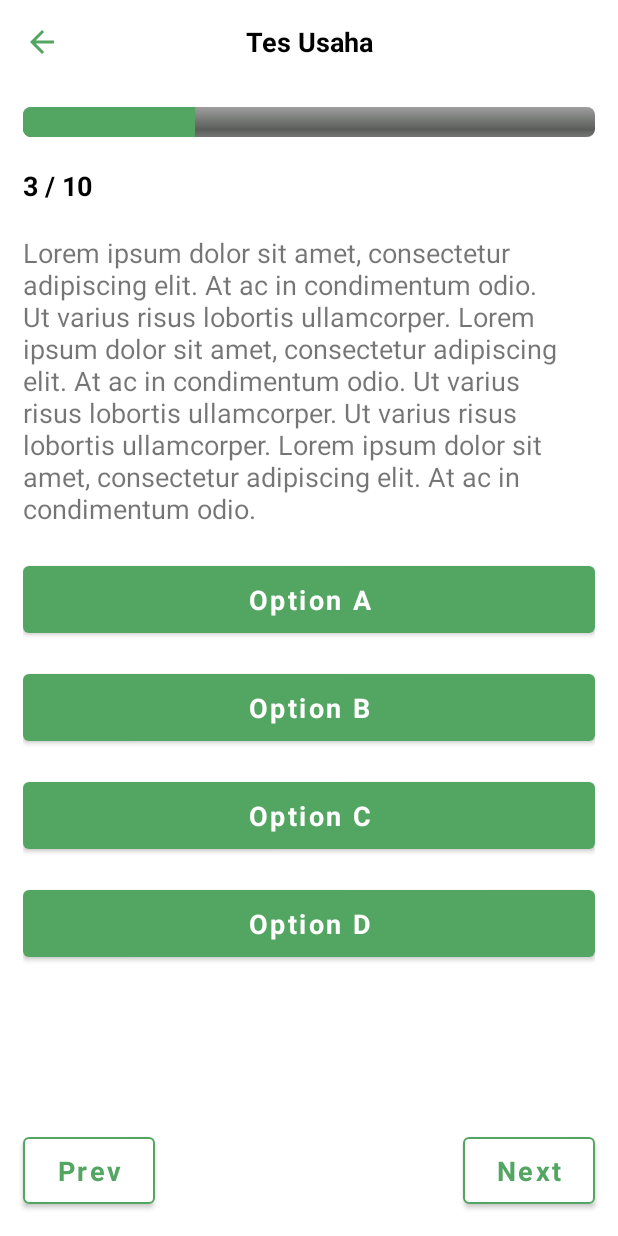
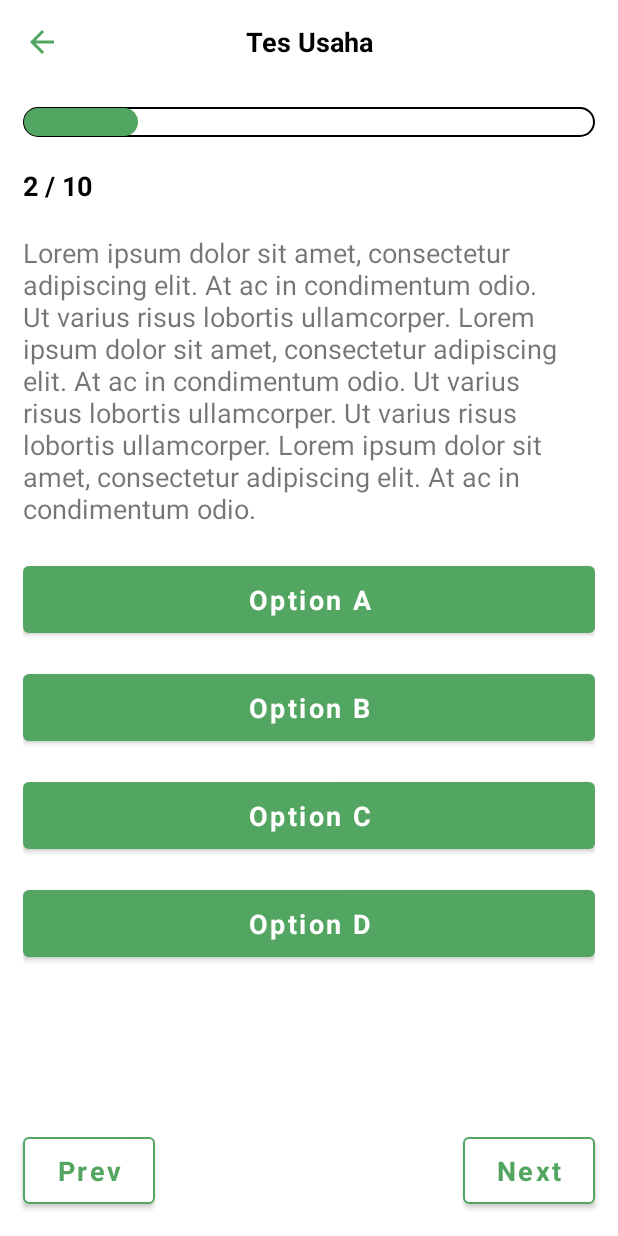
Before and after one commit to bakharaalief/Busaha-App, an Android app: the BusinessTestActivity screen opened directly, with no data from a screen before it, after a tap on "Option B", on a phone screen of 412 x 824 dp. Run offline under Robolectric (Android 15) with nearby library versions, the phone set to English and light mode, and no system bars; Roboto replaces fonts that are not available here; 2 other taps on this screen came first.

Commit message:
change button in home frag, change progress bar inside test frag, and when push check again button back to test number 1

```diff
--- a/app/src/main/java/com/busaha/busahaapp/presentation/business_test/BusinessTestActivity.kt
+++ b/app/src/main/java/com/busaha/busahaapp/presentation/business_test/BusinessTestActivity.kt
@@ -36,15 +36,13 @@
     }
 
     private fun setFragment() {
-
         val mFragmentManager = supportFragmentManager
         val mTestFragment = TestFragment()
 
-//        val mBundle = Bundle()
-//        mBundle.putInt(TestFragment.MAX_TEST, 10)
-//        mBundle.putInt(TestFragment.CURRENT_TEST, 0)
-//        mTestFragment.arguments = mBundle
+        val mBundle = Bundle()
+        mBundle.putInt(TestFragment.MAX_TEST, 10)
 
+        mTestFragment.arguments = mBundle
         mFragmentManager
             .beginTransaction()
             .add(
--- a/app/src/main/java/com/busaha/busahaapp/presentation/business_test/TestFragment.kt
+++ b/app/src/main/java/com/busaha/busahaapp/presentation/business_test/TestFragment.kt
@@ -14,9 +14,9 @@
 
     private lateinit var binding: FragmentTestBinding
 
-    private var maxTest = 10
+    private var startTest = 1
+    private var maxTest = 0
     private var currentTest = 1
-    private var startTest = 1
 
     override fun onCreateView(
         inflater: LayoutInflater, container: ViewGroup?,
@@ -30,10 +30,15 @@
     override fun onViewCreated(view: View, savedInstanceState: Bundle?) {
         super.onViewCreated(view, savedInstanceState)
 
+        maxTest = arguments?.getInt(MAX_TEST, 1) ?: 1
+
         //quiz progress, number, and text
         binding.testProgress.max = maxTest
         binding.testProgress.progress = currentTest
         binding.testNumberText.text = "$currentTest".plus(" / $maxTest")
+
+        //visible prev button
+        binding.prevBtn.visibility = if (currentTest == startTest) View.GONE else View.VISIBLE
 
         //option button
         binding.testOptionABtn.setOnClickListener(this)
@@ -84,18 +89,27 @@
     private fun updateTest() {
         binding.testNumberText.text = "$currentTest".plus(" / $maxTest")
         binding.testProgress.progress = currentTest
+        binding.prevBtn.visibility = if (currentTest == startTest) View.GONE else View.VISIBLE
     }
 
     private fun toConfirmFrag() {
+        val mFragmentManager = parentFragmentManager
         val mConfirmFragment = ConfirmFragment()
-        val mFragmentManager = parentFragmentManager
+
+        val mBundle = Bundle()
+        mBundle.putInt(MAX_TEST, maxTest)
+        mConfirmFragment.arguments = mBundle
+
         mFragmentManager.beginTransaction().apply {
             replace(
                 R.id.test_fragment_container,
                 mConfirmFragment
             )
-            addToBackStack(null)
             commit()
         }
     }
+
+    companion object {
+        const val MAX_TEST = "max_test"
+    }
 }
--- /dev/null
+++ b/app/src/main/res/drawable/my_progress_bar.xml
@@ -0,0 +1,25 @@
+<?xml version="1.0" encoding="utf-8"?>
+<layer-list xmlns:android="http://schemas.android.com/apk/res/android">
+    <item android:id="@android:id/background">
+        <shape>
+            <corners android:radius="10dp"/>
+            <solid android:color="@color/white"/>
+            <stroke android:color="@color/black" android:width="1dp" />
+        </shape>
+    </item>
+
+    <item android:id="@android:id/progress"
+        android:top="1dp"
+        android:bottom="1dp"
+        android:right="1dp"
+        android:left="1dp">
+        <clip>
+            <scale android:scaleWidth="100%" >
+                <shape>
+                    <corners android:radius="10dp"/>
+                    <solid android:color="@color/green_primary"/>
+                </shape>
+            </scale>
+        </clip>
+    </item>
+</layer-list>
--- a/app/src/main/res/layout/activity_business_result.xml
+++ b/app/src/main/res/layout/activity_business_result.xml
@@ -27,7 +27,7 @@
         android:id="@+id/imageView3"
         android:layout_width="200dp"
         android:layout_height="180dp"
-        android:layout_marginBottom="15dp"
+        android:layout_marginBottom="20dp"
         android:contentDescription="@string/result_image_desc"
         android:src="@drawable/ic_bro"
         app:layout_constraintBottom_toTopOf="@+id/textView3"
@@ -40,7 +40,7 @@
         style="@style/DescriptionTheme"
         android:layout_width="280dp"
         android:layout_height="wrap_content"
-        android:layout_marginBottom="15dp"
+        android:layout_marginBottom="20dp"
         android:text="@string/result_desc"
         app:layout_constraintBottom_toTopOf="@+id/result_1_item"
         app:layout_constraintEnd_toEndOf="parent"
--- a/app/src/main/res/layout/fragment_test.xml
+++ b/app/src/main/res/layout/fragment_test.xml
@@ -13,7 +13,7 @@
         android:layout_marginHorizontal="15dp"
         android:layout_marginBottom="15dp"
         android:orientation="vertical"
-        app:layout_constraintBottom_toTopOf="@+id/prev_btn"
+        app:layout_constraintBottom_toTopOf="@+id/next_btn"
         app:layout_constraintTop_toTopOf="parent">
 
         <LinearLayout
@@ -25,9 +25,9 @@
                 android:id="@+id/test_progress"
                 style="@android:style/Widget.ProgressBar.Horizontal"
                 android:layout_width="match_parent"
-                android:layout_height="wrap_content"
+                android:layout_height="20dp"
                 android:layout_marginTop="15dp"
-                android:progressTint="@color/green_primary" />
+                android:progressDrawable="@drawable/my_progress_bar" />
 
             <TextView
                 android:id="@+id/test_number_text"
--- a/app/src/main/res/values/themes.xml
+++ b/app/src/main/res/values/themes.xml
@@ -60,7 +60,7 @@
         <item name="strokeColor">@color/green_primary</item>
         <item name="strokeWidth">1dp</item>
         <item name="android:layout_width">150dp</item>
-        <item name="android:layout_height">150dp</item>
+        <item name="android:layout_height">200dp</item>
     </style>
 
     <style name="TextInButtonMainTheme" parent="LightBaseTheme">
```
Also changed, not shown: app/src/main/java/com/busaha/busahaapp/presentation/business_test/ConfirmFragment.kt (+18 -1 lines).
